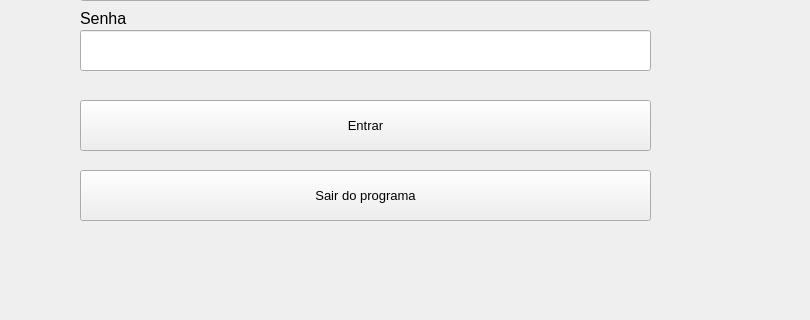
Qt form gui/views/loginscreen.ui (MaceGabriel/GiroDeGado) before a commit; both pictures show x 90 to 900 and y 190 to 510 of the 900 by 600 pixel window.
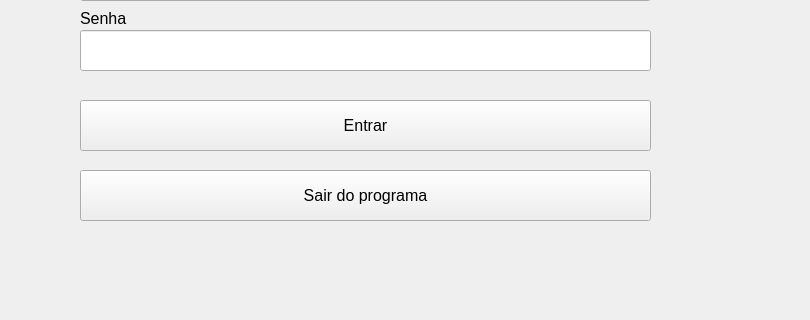
The same form after that commit.

The edit to the form file:
```diff
--- a/gui/views/loginscreen.ui
+++ b/gui/views/loginscreen.ui
@@ -25,7 +25,7 @@
     </property>
     <property name="font">
      <font>
-      <pointsize>10</pointsize>
+      <pointsize>12</pointsize>
      </font>
     </property>
     <property name="text">
@@ -97,7 +97,7 @@
     </property>
     <property name="font">
      <font>
-      <pointsize>10</pointsize>
+      <pointsize>12</pointsize>
      </font>
     </property>
     <property name="text">
```
